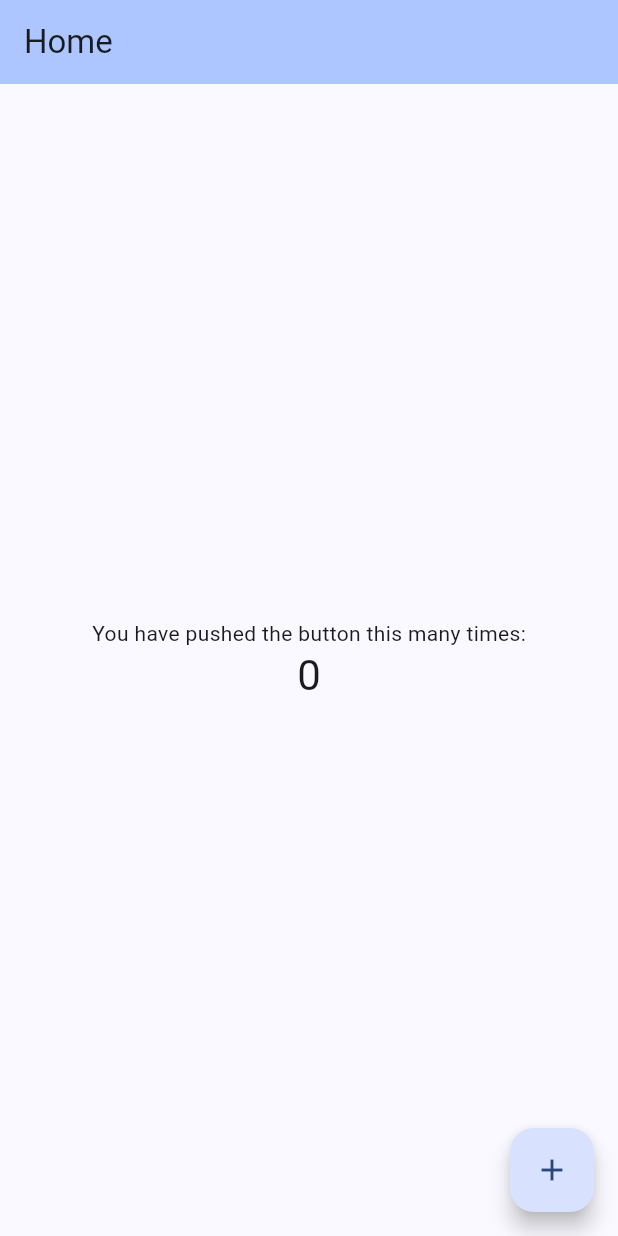
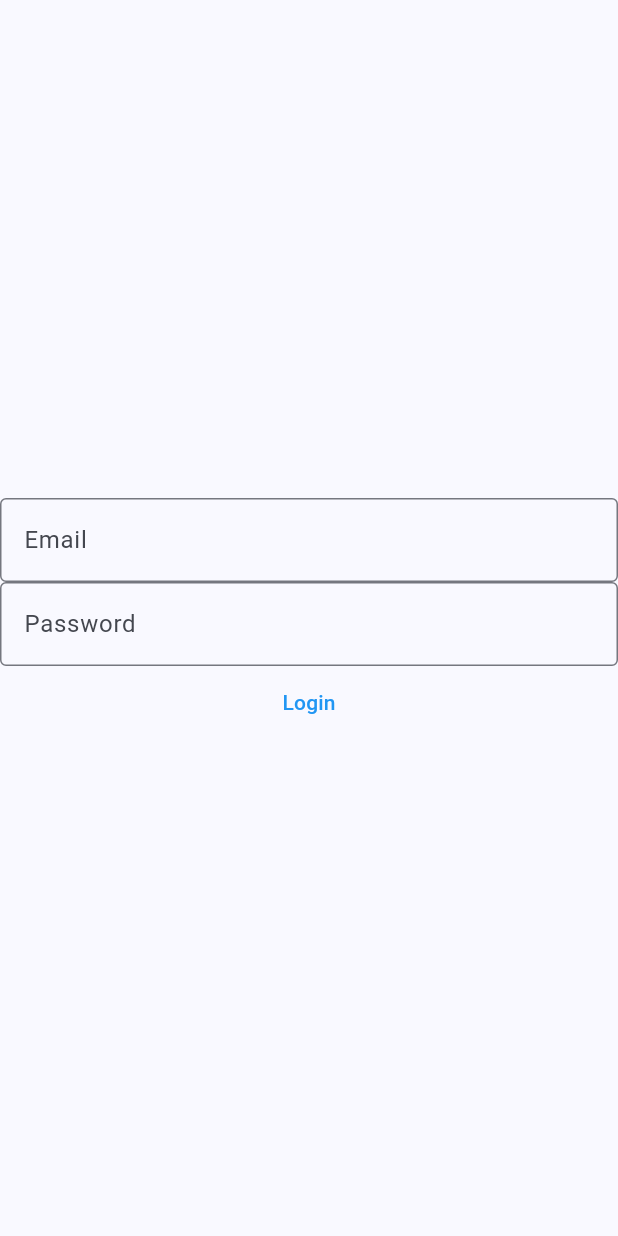
Before and after one commit to kennethsumang/notes-app, a Flutter app: the screen it shows after launch, on a phone screen of 412 x 824 dp. Run offline on Flutter 3.47's test engine with Material 3 defaults, Android fonts, the phone set to English and light mode, and no system bars; our stand-ins replace dio, go_router.

Commit message:
wip(xplatform): wip

```diff
--- a/xplatform/lib/main.dart
+++ b/xplatform/lib/main.dart
@@ -1,13 +1,15 @@
 import 'package:flutter/material.dart';
 import 'package:go_router/go_router.dart';
 import 'package:xplatform/screens/homepage.dart';
+import 'package:xplatform/screens/login.dart';
 
 void main() {
   runApp(const MyApp());
 }
 
 final _router = GoRouter(routes: [
-  GoRoute(path: "/", builder: (context, state) => const Homepage(title: 'Home'))
+  GoRoute(path: "/", builder: (context, state) => const LoginPage()),
+  GoRoute(path: "/app", builder: (context, state) => const Homepage())
 ]);
 
 class MyApp extends StatelessWidget {
--- /dev/null
+++ b/xplatform/lib/network/auth/models/user.dart
@@ -0,0 +1,22 @@
+class User {
+  String id = '';
+  String name = '';
+  String email = '';
+  String emailVerifiedAt = '';
+
+  User({
+    required this.id,
+    required this.name,
+    required this.email,
+    required this.emailVerifiedAt,
+  });
+
+  User.fromMap(Map<String, dynamic> json) {
+    id = json['id'];
+    name = json['name'];
+    email = json['email'];
+    emailVerifiedAt = json['email_verified_at']
+        ? json['email_verified_at']
+        : json['emailVerifiedAt'];
+  }
+}
--- a/xplatform/lib/screens/homepage.dart
+++ b/xplatform/lib/screens/homepage.dart
@@ -1,9 +1,7 @@
 import 'package:flutter/material.dart';
 
 class Homepage extends StatefulWidget {
-  const Homepage({super.key, required this.title});
-
-  final String title;
+  const Homepage({super.key});
 
   @override
   State<Homepage> createState() => _HomepageState();
@@ -23,7 +21,7 @@ class _HomepageState extends State<Homepage> {
     return Scaffold(
       appBar: AppBar(
         backgroundColor: Theme.of(context).colorScheme.inversePrimary,
-        title: Text(widget.title),
+        title: const Text('Home'),
       ),
       body: Center(
         child: Column(
--- /dev/null
+++ b/xplatform/lib/screens/login.dart
@@ -0,0 +1,78 @@
+import 'package:flutter/material.dart';
+
+class LoginPage extends StatefulWidget {
+  const LoginPage({super.key});
+
+  @override
+  State<LoginPage> createState() => _LoginPageState();
+}
+
+class _LoginPageState extends State<LoginPage> {
+  String _email = '';
+  String _password = '';
+
+  void _setEmail(String email) {
+    setState(() {
+      _email = email;
+    });
+  }
+
+  void _setPassword(String password) {
+    setState(() {
+      _password = password;
+    });
+  }
+
+  @override
+  Widget build(BuildContext context) {
+    return Scaffold(
+      // appBar: AppBar(
+      //   backgroundColor: Theme.of(context).colorScheme.inversePrimary,
+      //   title: Text(widget.title),
+      // ),
+      body: Center(
+        child: Column(
+          mainAxisAlignment: MainAxisAlignment.center,
+          children: <Widget>[
+            TextFormField(
+              validator: (value) {
+                if (value == null || value.isEmpty) {
+                  return 'Please enter your email.';
+                }
+
+                return null;
+              },
+              decoration: const InputDecoration(
+                border: OutlineInputBorder(),
+                labelText: 'Email',
+              ),
+              onChanged: (value) => _setEmail(value),
+            ),
+            TextFormField(
+              validator: (value) {
+                if (value == null || value.isEmpty) {
+                  return 'Please enter your password.';
+                }
+
+                return null;
+              },
+              obscureText: true,
+              decoration: const InputDecoration(
+                border: OutlineInputBorder(),
+                labelText: 'Password',
+              ),
+              onChanged: (value) => _setPassword(value),
+            ),
+            TextButton(
+              style: const ButtonStyle(
+                foregroundColor: WidgetStatePropertyAll<Color>(Colors.blue),
+              ),
+              onPressed: () {},
+              child: const Text('Login'),
+            )
+          ],
+        ),
+      ),
+    );
+  }
+}
--- a/xplatform/pubspec.yaml
+++ b/xplatform/pubspec.yaml
@@ -33,6 +33,7 @@ dependencies:
   provider:
   dio:
   go_router:
+  flutter_secure_storage:
 
   # The following adds the Cupertino Icons font to your application.
   # Use with the CupertinoIcons class for iOS style icons.
```
Also changed, not shown: xplatform/lib/network/auth/models/auth.dart (added, +16 -0 lines), xplatform/lib/network/auth/repositories/auth_repository.dart (added, +17 -0 lines), xplatform/pubspec.lock.
